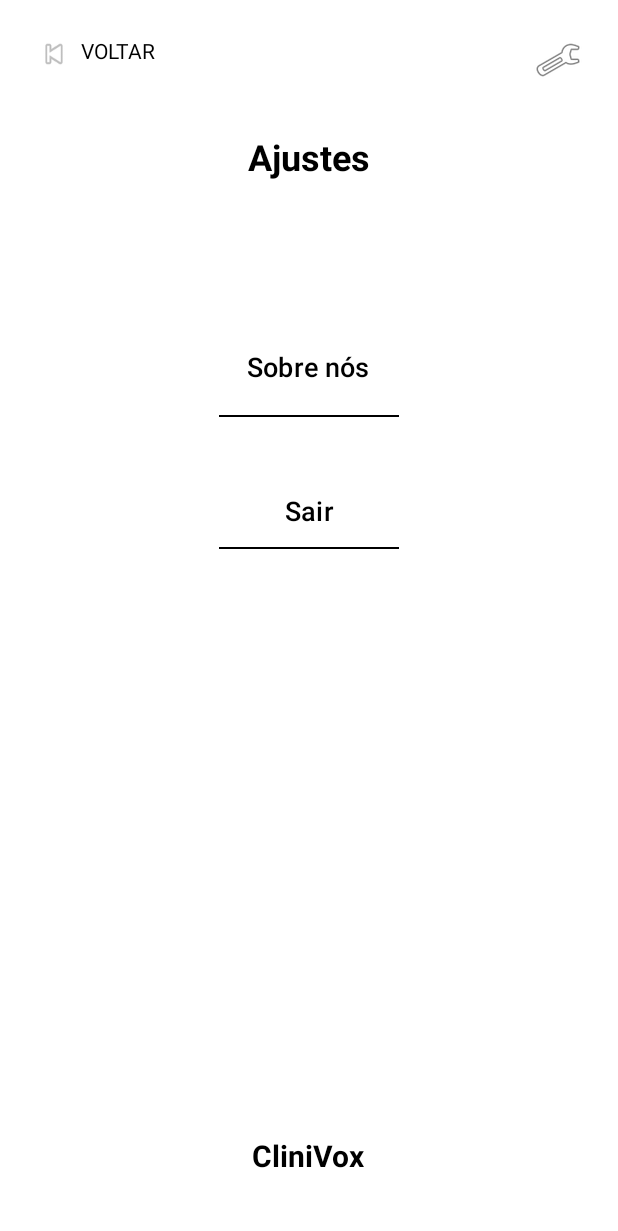
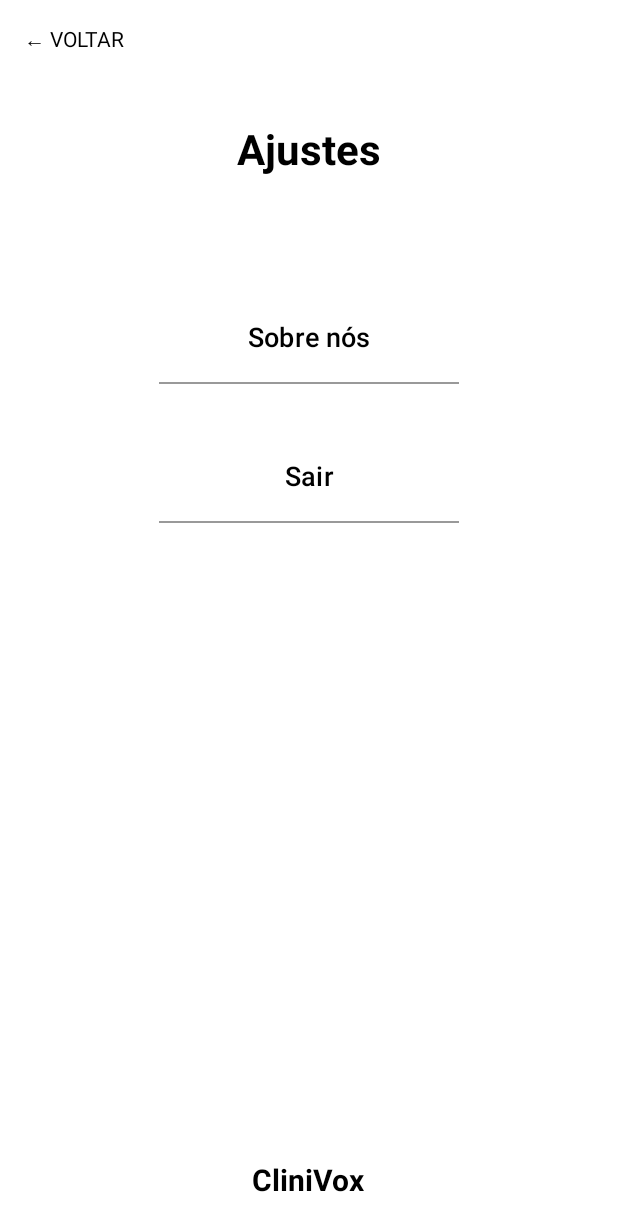
Before and after one commit to CliniVox/CliniVox, an Android app: the layout activity_ajustes.xml on its own in the app's theme, with its tools: preview values and no code run, on a phone screen of 412 x 824 dp. Shown: the top 1231 px of the screen. Run offline under Robolectric (Android 15) with nearby library versions, the phone set to English and light mode, and no system bars.

Commit message:
git init

```diff
--- a/app/src/main/AndroidManifest.xml
+++ b/app/src/main/AndroidManifest.xml
@@ -17,12 +17,15 @@
             android:exported="true">
             <intent-filter>
                 <action android:name="android.intent.action.MAIN" />
-
                 <category android:name="android.intent.category.LAUNCHER" />
             </intent-filter>
         </activity>
         <activity android:name=".MedicoActivity" />
         <activity android:name=".PacienteActivity" />
+        <activity android:name=".AjustesActivity" />
+        <activity android:name=".SobreNosActivity" />
+
+
 
 
     </application>
--- a/app/src/main/java/com/example/clinivox/PacienteActivity.java
+++ b/app/src/main/java/com/example/clinivox/PacienteActivity.java
@@ -1,6 +1,8 @@
 package com.example.clinivox;
 
+import android.content.Intent;
 import android.os.Bundle;
+import android.widget.ImageButton;
 import android.widget.TextView;
 import androidx.appcompat.app.AppCompatActivity;
 
@@ -12,7 +14,7 @@ public class PacienteActivity extends AppCompatActivity {
         super.onCreate(savedInstanceState);
         setContentView(R.layout.activity_paciente);
 
-        // Aqui você adiciona o código do botão de configurações
+        // Botão de configurações
         ImageButton btnConfig = findViewById(R.id.btnConfig);
         btnConfig.setOnClickListener(v -> {
             Intent intent = new Intent(this, AjustesActivity.class);
--- a/app/src/main/res/layout/activity_ajustes.xml
+++ b/app/src/main/res/layout/activity_ajustes.xml
@@ -1,109 +1,95 @@
 <?xml version="1.0" encoding="utf-8"?>
 <RelativeLayout xmlns:android="http://schemas.android.com/apk/res/android"
-    android:layout_width="match_parent"
-    android:layout_height="match_parent"
-    android:padding="24dp"
-    android:background="#FFFFFF">
+    xmlns:tools="http://schemas.android.com/tools"
+    android:id="@+id/layout_settings"
+    android:layout_width="match_parent"    android:layout_height="match_parent"
+    android:background="#FFFFFF"
+    tools:context=".AjustesActivity">
 
-    <!-- Botão de Voltar -->
-    <LinearLayout
+    <!-- Botão voltar -->
+    <TextView
         android:id="@+id/btnVoltar"
         android:layout_width="wrap_content"
         android:layout_height="wrap_content"
-        android:orientation="horizontal"
-        android:layout_alignParentStart="true">
+        android:text="← VOLTAR"
+        android:textSize="14sp"
+        android:textColor="#000000"
+        android:layout_alignParentStart="true"
+        android:layout_marginStart="16dp"
+        android:layout_marginTop="16dp" />
 
-        <ImageView
-            android:layout_width="24dp"
-            android:layout_height="24dp"
-            android:src="@android:drawable/ic_media_previous" />
-
-        <TextView
-            android:layout_width="wrap_content"
-            android:layout_height="wrap_content"
-            android:text="VOLTAR"
-            android:textSize="14sp"
-            android:layout_marginStart="6dp"
-            android:textColor="#000000"/>
-    </LinearLayout>
-
-    <!-- Engrenagem -->
-    <ImageButton
-        android:id="@+id/btnEngrenagem"
-        android:layout_width="wrap_content"
-        android:layout_height="wrap_content"
-        android:layout_alignParentEnd="true"
-        android:background="@android:color/transparent"
-        android:src="@android:drawable/ic_menu_manage" />
-
-    <!-- Título -->
+    <!-- Título Ajustes -->
     <TextView
-        android:id="@+id/tvTitulo"
-        android:layout_below="@+id/btnVoltar"
-        android:layout_marginTop="40dp"
+        android:id="@+id/tvTitle"
         android:layout_width="wrap_content"
         android:layout_height="wrap_content"
         android:text="Ajustes"
-        android:textSize="24sp"
+        android:textSize="28sp"
         android:textStyle="bold"
         android:textColor="#000000"
-        android:layout_centerHorizontal="true" />
+        android:layout_centerHorizontal="true"
+        android:layout_marginTop="80dp" />
 
     <!-- Botão Sobre Nós -->
     <Button
         android:id="@+id/btnSobreNos"
-        android:layout_below="@id/tvTitulo"
-        android:layout_marginTop="100dp"
-        android:layout_width="wrap_content"
+        android:layout_width="200dp"
         android:layout_height="wrap_content"
         android:text="Sobre nós"
+        android:textSize="18sp"
+        android:background="@android:color/transparent"
         android:textColor="#000000"
-        android:background="@android:color/transparent"
-        android:textSize="18sp"
         android:layout_centerHorizontal="true"
-        android:layout_marginBottom="8dp"
+        android:layout_below="@id/tvTitle"
+        android:layout_marginTop="80dp"
+        android:gravity="center"
+        android:padding="10dp"
         android:backgroundTint="@android:color/transparent"
-        android:drawableBottom="@null" />
+        android:stateListAnimator="@null" />
 
-    <!-- Linha abaixo do botão -->
     <View
+        android:layout_width="200dp"
+        android:layout_height="1dp"
         android:layout_below="@id/btnSobreNos"
-        android:layout_width="120dp"
-        android:layout_height="1dp"
         android:layout_centerHorizontal="true"
-        android:background="#000000" />
+        android:background="#999999"
+        android:layout_marginTop="4dp" />
 
     <!-- Botão Sair -->
     <Button
         android:id="@+id/btnSair"
+        android:layout_width="200dp"
+        android:layout_height="wrap_content"
+        android:text="Sair"
+        android:textSize="18sp"
+        android:background="@android:color/transparent"
+        android:textColor="#000000"
+        android:layout_centerHorizontal="true"
         android:layout_below="@id/btnSobreNos"
         android:layout_marginTop="40dp"
-        android:layout_width="wrap_content"
-        android:layout_height="wrap_content"
-        android:text="Sair"
-        android:textColor="#000000"
-        android:background="@android:color/transparent"
-        android:textSize="18sp"
-        android:layout_centerHorizontal="true" />
+        android:gravity="center"
+        android:padding="10dp"
+        android:backgroundTint="@android:color/transparent"
+        android:stateListAnimator="@null" />
 
-    <!-- Linha abaixo do botão Sair -->
     <View
+        android:layout_width="200dp"
+        android:layout_height="1dp"
         android:layout_below="@id/btnSair"
-        android:layout_width="120dp"
-        android:layout_height="1dp"
         android:layout_centerHorizontal="true"
-        android:background="#000000" />
+        android:background="#999999"
+        android:layout_marginTop="4dp" />
 
-    <!-- Rodapé -->
+    <!-- Texto inferior CliniVox -->
     <TextView
-        android:id="@+id/tvRodape"
-        android:layout_alignParentBottom="true"
-        android:layout_centerHorizontal="true"
-        android:layout_marginBottom="16dp"
+        android:id="@+id/tvLogo"
         android:layout_width="wrap_content"
         android:layout_height="wrap_content"
         android:text="CliniVox"
-        android:textColor="#000000"
         android:textSize="20sp"
-        android:textStyle="bold" />
+        android:textStyle="bold"
+        android:layout_alignParentBottom="true"
+        android:layout_centerHorizontal="true"
+        android:layout_marginBottom="24dp"
+        android:textColor="#000000" />
 </RelativeLayout>
--- a/app/src/main/res/layout/activity_paciente.xml
+++ b/app/src/main/res/layout/activity_paciente.xml
@@ -6,14 +6,15 @@
     android:padding="24dp">
 
     <!-- Logo e engrenagem -->
+
     <TextView
         android:id="@+id/textTitulo"
         android:layout_width="wrap_content"
         android:layout_height="wrap_content"
         android:text="CliniVox"
+        android:textColor="#000000"
         android:textSize="24sp"
-        android:textStyle="bold"
-        android:textColor="#000000" />
+        android:textStyle="bold" />
 
     <ImageButton
         android:id="@+id/btnConfig"
--- a/build.gradle.kts
+++ b/build.gradle.kts
@@ -2,3 +2,9 @@
 plugins {
     alias(libs.plugins.android.application) apply false
 }
+// build.gradle.kts (projeto)
+buildscript {
+    dependencies {
+        classpath("com.google.gms:google-services:4.4.1")
+    }
+}
```
Also changed, not shown: app/build.gradle.kts (+6 -1 lines), app/src/main/java/com/example/clinivox/AjustesActivity.java (+6 -3 lines), app/src/main/java/com/example/clinivox/MainActivity.java (+40 -10 lines), app/src/main/java/com/example/clinivox/MedicoActivity.java (+9 -0 lines), app/src/main/java/com/example/clinivox/SobreNosActivity.java (added, +17 -0 lines), app/src/main/res/layout/activity_medico.xml (+4 -3 lines), app/src/main/res/layout/activity_sobre_nos.xml (added, +104 -0 lines), 1 other file.
